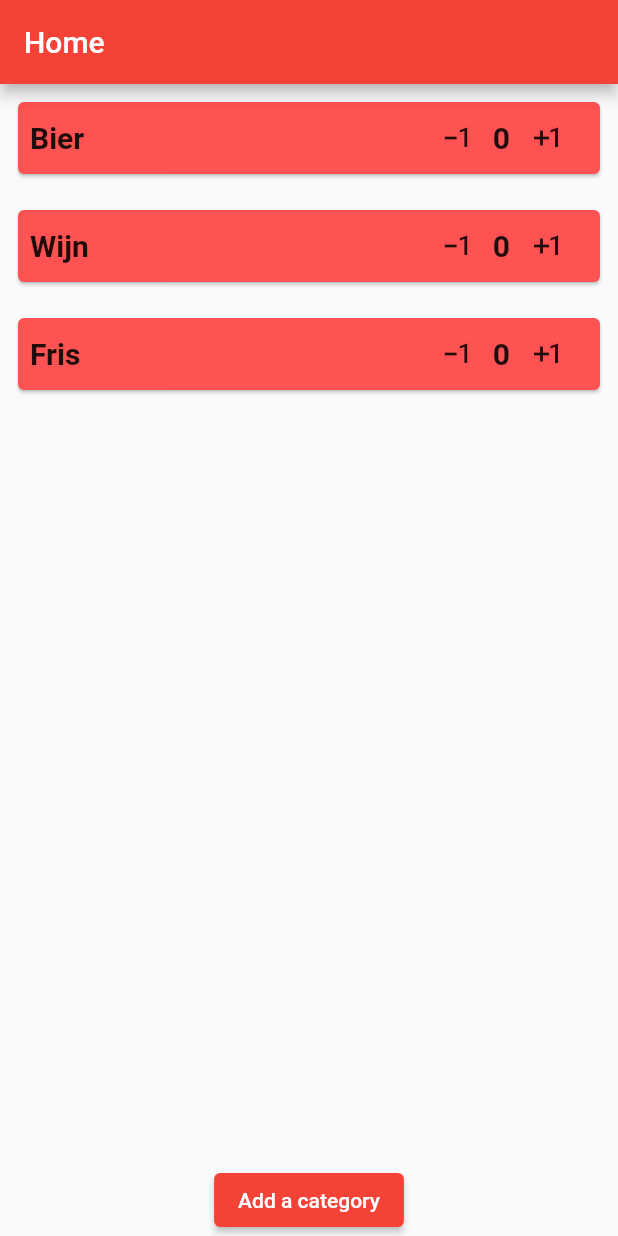
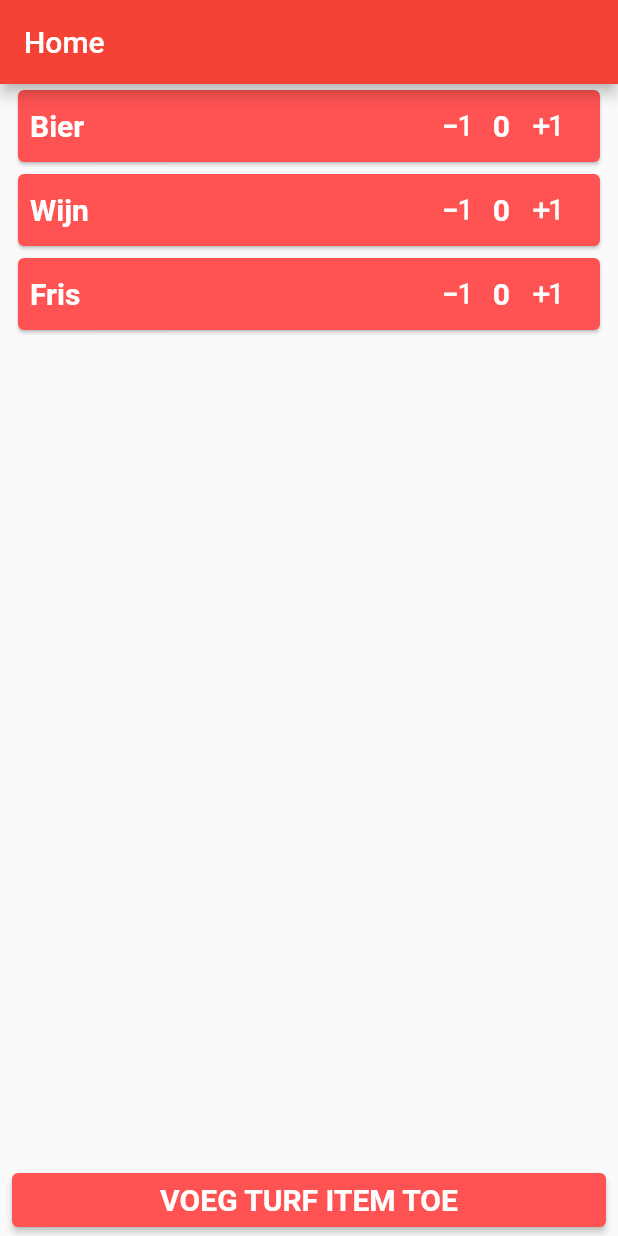
Before and after one commit to yoriaantje-dev/TurVolup, a Flutter app: the screen it shows after launch, on a phone screen of 412 x 824 dp. Run offline on Flutter 3.47's test engine with Material 2 defaults, Android fonts, the phone set to English and light mode, and no system bars; our stand-ins replace get_it.

Commit message:
Added the Add item dialog

```diff
--- a/turving_volupia/lib/screens/home_screen.dart
+++ b/turving_volupia/lib/screens/home_screen.dart
@@ -1,12 +1,11 @@
 // ignore_for_file: avoid_print
-
 import 'package:flutter/material.dart';
-
-import '../data/models/turv_model.dart';
 
 // Disabled for Release v0.0.1
 // ignore: unused_import
 import '../shared/menu_drawer.dart';
+import '../shared/popup_dialog.dart';
+import '../data/models/turv_model.dart';
 
 class HomeScreen extends StatefulWidget {
   const HomeScreen({super.key});
@@ -18,35 +17,57 @@ class HomeScreen extends StatefulWidget {
 class _HomeScreenState extends State<HomeScreen> {
   TurvCollection collection = TurvCollection.exampleCollection();
 
+  void _addTurvableItem() async {
+    final item = await showDialog<TurvableItem>(
+      context: context,
+      builder: (context) => const AddTurvableItemDialog(),
+    );
+    if (item != null) {
+      setState(() {
+        collection.items.add(item);
+      });
+    }
+  }
+
   @override
   Widget build(BuildContext context) {
     return Scaffold(
       appBar: AppBar(title: const Text("Home")),
       // Disabled for Release v0.0.1
       // drawer: const MenuDrawer(),
-      body: Column(
-        children: [
-          Expanded(
-            child: ListView.builder(
+      body: SingleChildScrollView(
+        child: Column(
+          children: [
+            ListView.builder(
+              shrinkWrap: true,
+              physics: const NeverScrollableScrollPhysics(),
               itemCount: collection.items.length,
               itemBuilder: (BuildContext context, int index) {
                 return turvItemCard(collection.items[index]);
               },
             ),
+          ],
+        ),
+      ),
+      bottomNavigationBar: Padding(
+        padding: const EdgeInsets.symmetric(horizontal: 8.0),
+        child: ElevatedButton(
+          onPressed: _addTurvableItem,
+          style: ButtonStyle(
+              backgroundColor:
+                  MaterialStateProperty.all<Color>(Colors.redAccent)),
+          child: const Text(
+            "VOEG TURF ITEM TOE",
+            style: TextStyle(fontSize: 20, fontWeight: FontWeight.bold),
           ),
-          ElevatedButton(
-              onPressed: () {
-                print("Not Implemented yet!");
-              },
-              child: const Text("Add a category"))
-        ],
+        ),
       ),
     );
   }
 
   Widget turvItemCard(TurvableItem item) {
     return Padding(
-      padding: const EdgeInsets.all(8.0),
+      padding: const EdgeInsets.symmetric(horizontal: 8.0),
       child: Card(
         color: Colors.redAccent,
         child: Row(
@@ -59,6 +80,7 @@ class _HomeScreenState extends State<HomeScreen> {
                   style: const TextStyle(
                     fontWeight: FontWeight.bold,
                     fontSize: 20,
+                    color: Colors.white,
                   ),
                 ),
               ),
@@ -74,12 +96,15 @@ class _HomeScreenState extends State<HomeScreen> {
                       });
                     },
                     icon: const Icon(Icons.exposure_neg_1),
+                    color: Colors.white,
+                    iconSize: 25,
                   ),
                   Text(
                     item.count.toString(),
                     style: const TextStyle(
                       fontWeight: FontWeight.bold,
                       fontSize: 20,
+                      color: Colors.white,
                     ),
                   ),
                   IconButton(
@@ -89,6 +114,8 @@ class _HomeScreenState extends State<HomeScreen> {
                       });
                     },
                     icon: const Icon(Icons.exposure_plus_1),
+                    color: Colors.white,
+                    iconSize: 25,
                   ),
                 ],
               ),
```
Also changed, not shown: turving_volupia/lib/shared/popup_dialog.dart (+51 -17 lines).
